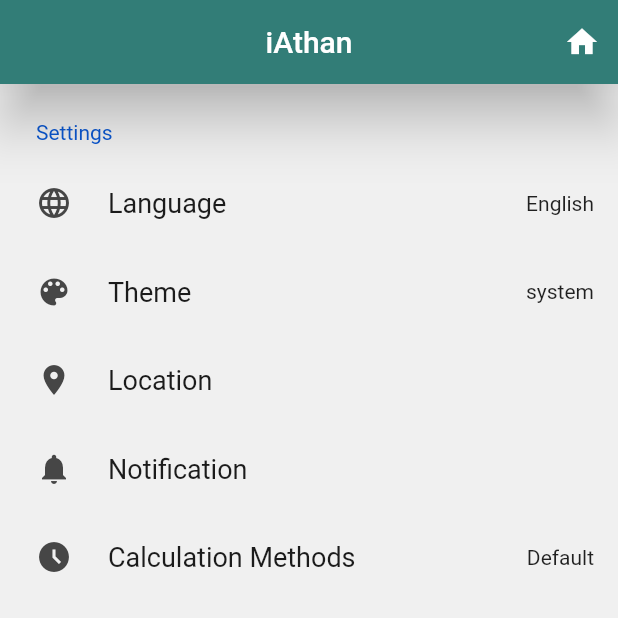
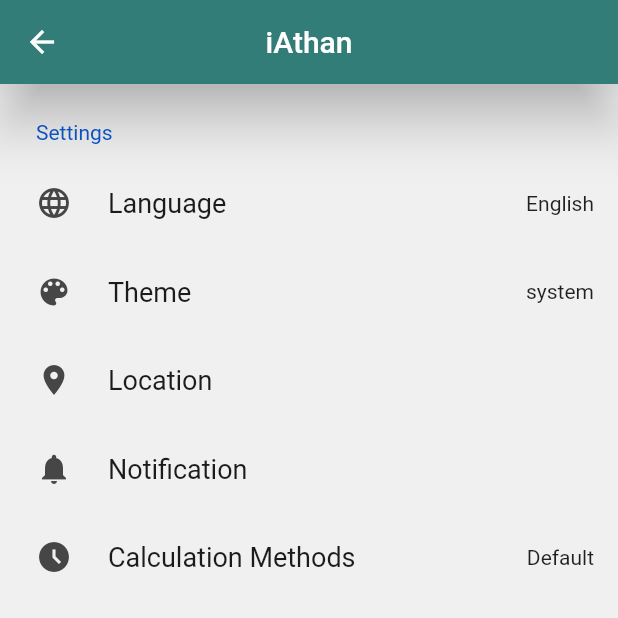
Before and after one commit to burhanaksendir/nedaa, a Flutter app: the screen it shows after launch, after a tap on the "settings" icon, on a phone screen of 412 x 824 dp, the top half of it. Run offline on Flutter 3.47's test engine with Material 2 defaults, Android fonts, the phone set to English and light mode, and no system bars; drawn by our look-alikes of settings_ui; our stand-ins replace audioplayers, csc_picker, device_preview, flex_color_scheme, flutter_bloc, geocoding and 3 more; generated files the repository leaves out were written again.

Commit message:
Moved the Settings to another screen, so we can get the `back` button

```diff
--- a/lib/modules/settings/screens/settings.dart
+++ b/lib/modules/settings/screens/settings.dart
@@ -44,10 +44,17 @@
         methods[_currentCalculationMethod?.index];
     var _currentUserCity = _currentUserState.location?.cityAddress;
 
-    return SettingsList(
+    return SafeArea(
+      child: Scaffold(
+        extendBody: true,
+        appBar: AppBar(
+          title: Text(t!.appTitle),
+          centerTitle: true,
+        ),
+        body: SettingsList(
           sections: [
             SettingsSection(
-          title: Text(t!.settings),
+              title: Text(t.settings),
               tiles: [
                 SettingsTile(
                   title: Text(t.language),
@@ -106,7 +113,8 @@
                 ),
                 SettingsTile(
                   title: Text(t.calculationMethods),
-              trailing: Text(_currentCalculationMethodName ?? t.defaultString),
+                  trailing:
+                      Text(_currentCalculationMethodName ?? t.defaultString),
                   leading: const Icon(Icons.access_time_filled),
                   onPressed: (context) async {
                     final calculationMethod = await showCupertinoDialog(
@@ -139,6 +147,8 @@
               ],
             ),
           ],
+        ),
+      ),
     );
   }
 }
--- a/lib/screens/main_screen.dart
+++ b/lib/screens/main_screen.dart
@@ -11,43 +11,6 @@
 }
 
 class _MainScreenState extends State<MainScreen> {
-  int _selectedIndex = 0;
-
-  Widget _getCurrentScreen() {
-    switch (_selectedIndex) {
-      case 0:
-        return const PrayerTimes();
-      case 1:
-        return const Settings();
-      default:
-        throw Exception('Unknown screen index');
-    }
-  }
-
-  getIcon() {
-    if (_selectedIndex == 1) {
-      return IconButton(
-        icon: const Icon(Icons.home),
-        onPressed: () {
-          setState(() {
-            _selectedIndex = 0;
-          });
-        },
-      );
-    } else if (_selectedIndex == 0) {
-      return IconButton(
-        icon: const Icon(Icons.settings),
-        onPressed: () {
-          setState(() {
-            _selectedIndex = 1;
-          });
-        },
-      );
-    } else {
-      throw Exception('Unknown screen index');
-    }
-  }
-
   @override
   Widget build(BuildContext context) {
     var t = AppLocalizations.of(context);
@@ -56,10 +19,24 @@
         extendBody: true,
         appBar: AppBar(
           title: Text(t!.appTitle),
-          actions: [getIcon()],
+          actions: [
+            IconButton(
+              icon: const Icon(Icons.settings),
+              onPressed: () {
+                setState(() {
+                  Navigator.push(
+                    context,
+                    MaterialPageRoute(
+                      builder: (context) => const Settings(),
+                    ),
+                  );
+                });
+              },
+            )
+          ],
           centerTitle: true,
         ),
-        body: _getCurrentScreen(),
+        body: const PrayerTimes(),
       ),
     );
   }
```
Lines whose indentation alone changed are shown as unchanged.
